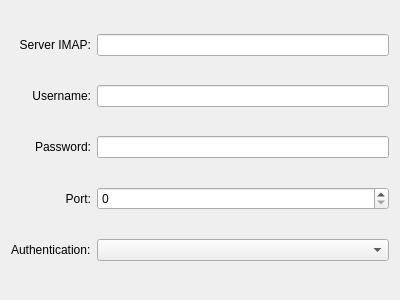
The window that sieveeditor/ui/serversievesettings.ui (KDE/kdepim) describes before a commit, drawn with Qt 5.
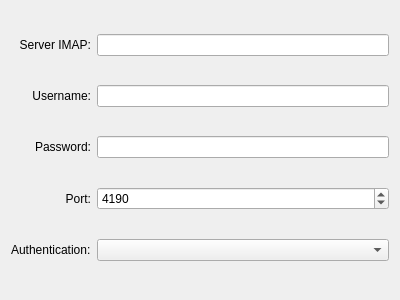
The same window after the commit.

Commit message: Set default sieve port value

```diff
--- a/sieveeditor/ui/serversievesettings.ui
+++ b/sieveeditor/ui/serversievesettings.ui
@@ -72,6 +72,9 @@
      <property name="maximum">
       <number>65536</number>
      </property>
+     <property name="value">
+      <number>4190</number>
+     </property>
     </widget>
    </item>
    <item row="4" column="0">
```
